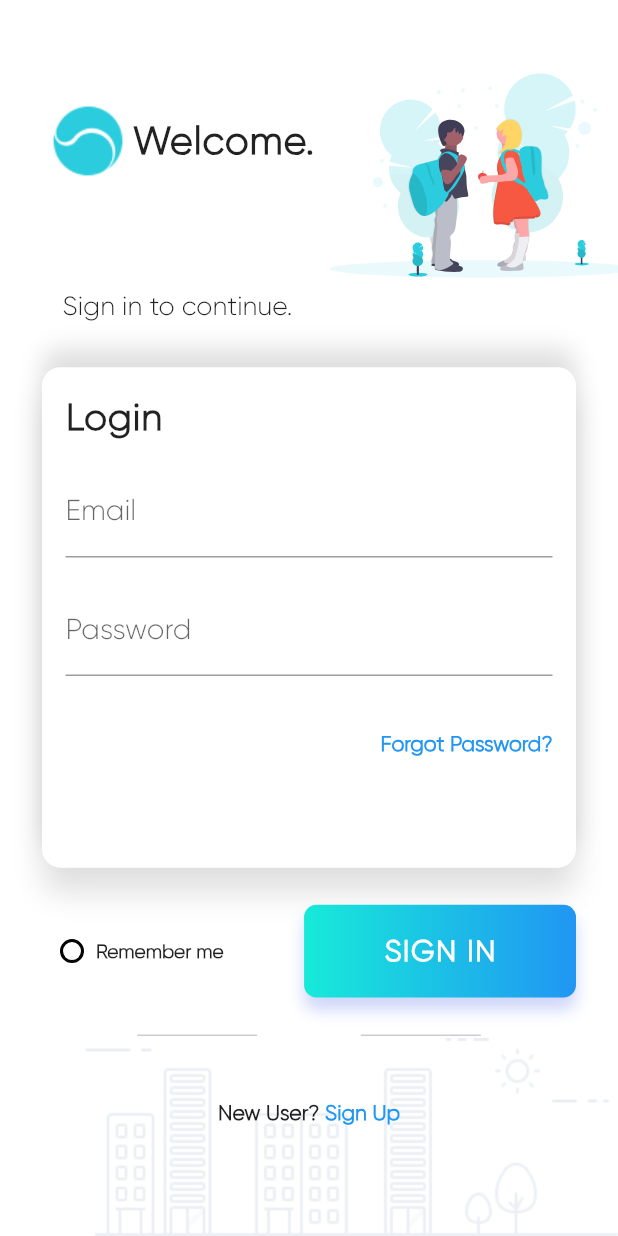
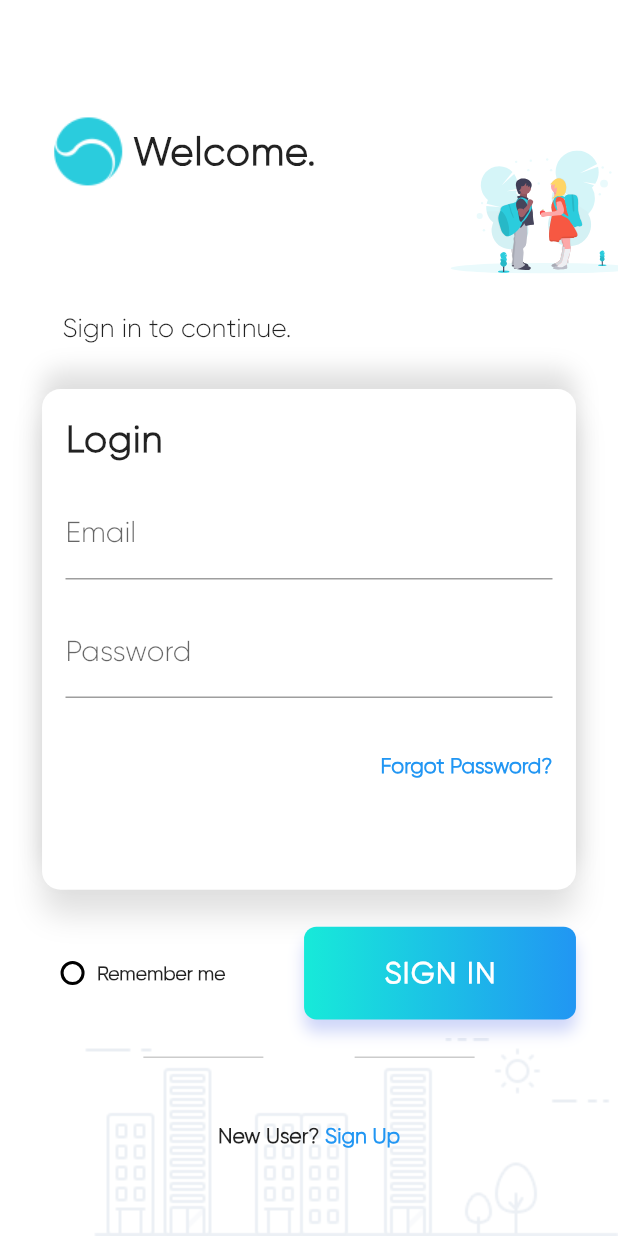
Before and after one commit to carlisle-xiv/SoftwareEngAss, a Flutter app: the screen it shows after launch, on a phone screen of 412 x 824 dp. Run offline on Flutter 3.47's test engine with Material 2 defaults, Android fonts, the phone set to English and light mode, and no system bars; our stand-ins replace flutter_screenutil, flutter_svg; missing offline and left inert: back_button_interceptor, flutter_vlc_player, slide_container.

Commit message:
Update login_screen.dart

```diff
--- a/lib/screens/login_screen.dart
+++ b/lib/screens/login_screen.dart
@@ -1,6 +1,5 @@
 import 'package:flutter/cupertino.dart';
 import 'package:flutter/material.dart';
-import 'package:flutter_screenutil/flutter_screenutil.dart';
 import 'package:flutter_svg/flutter_svg.dart';
 import 'package:gods_eye/components/horizontal_line.dart';
 import 'package:gods_eye/components/form_card.dart';
@@ -26,9 +25,10 @@ class _LoginScreenState extends State<LoginScreen> {
 
   @override
   Widget build(BuildContext context) {
-    ScreenUtil.instance = ScreenUtil.getInstance()..init(context);
-    ScreenUtil.instance =
-        ScreenUtil(width: 750, height: 1334, allowFontScaling: true);
+    double screenWidth = MediaQuery.of(context).size.width;
+    double screenHeight = MediaQuery.of(context).size.height;
+    TextTheme textTheme = Theme.of(context).textTheme;
+
     return new Scaffold(
       backgroundColor: Colors.white,
       resizeToAvoidBottomPadding: true,
@@ -37,12 +37,12 @@ class _LoginScreenState extends State<LoginScreen> {
           fit: StackFit.expand,
           children: <Widget>[
             Positioned(
-              right: ScreenUtil.getInstance().setSp(-20),
-              top: ScreenUtil.getInstance().setSp(28),
+              right: screenWidth * -0.026,
+              top: screenHeight * 0.023,
               child: SvgPicture.asset(
                 'images/login_background.svg',
-                height: ScreenUtil.getInstance().setSp(370),
-                width: ScreenUtil.getInstance().setSp(370),
+                height: screenHeight * 0.297,
+                width: screenWidth * 0.297,
               ),
             ),
             Positioned(
@@ -53,7 +53,11 @@ class _LoginScreenState extends State<LoginScreen> {
             SingleChildScrollView(
               physics: BouncingScrollPhysics(),
               child: Padding(
-                padding: EdgeInsets.only(left: 28.0, right: 28.0, top: 60.0),
+                padding: EdgeInsets.only(
+                  left: screenWidth * 0.068,
+                  right: screenWidth * 0.068,
+                  top: screenHeight * 0.088,
+                ),
                 child: Column(
                   crossAxisAlignment: CrossAxisAlignment.start,
                   children: <Widget>[
@@ -61,53 +65,57 @@ class _LoginScreenState extends State<LoginScreen> {
                       children: <Widget>[
                         Image.asset(
                           "images/ball.png",
-                          width: ScreenUtil.getInstance().setWidth(110),
-                          height: ScreenUtil.getInstance().setHeight(110),
+                          width: screenWidth * 0.147,
+                          height: screenWidth * 0.138,
                         ),
-                        Text("Welcome.",
-                            style: TextStyle(
-                                fontSize: ScreenUtil.getInstance().setSp(47),
-                                letterSpacing: .6,
-                                fontWeight: FontWeight.w900)),
+                        Text(
+                          "Welcome.",
+                          style: textTheme.headline.copyWith(
+                              letterSpacing: .6,
+                              fontWeight: FontWeight.w900,
+                              fontSize: 26),
+                        ),
                       ],
                     ),
                     Padding(
                       padding: EdgeInsets.only(
-                          top: ScreenUtil.getInstance().setSp(120),
-                          left: ScreenUtil.getInstance().setSp(25)),
-                      child: Text('Sign in to continue.',
-                          style: TextStyle(
-                              fontSize: ScreenUtil.getInstance().setSp(32),
-                              fontWeight: FontWeight.w500)),
+                          top: screenHeight * 0.0965,
+                          left: screenWidth * 0.033),
+                      child: Text(
+                        'Sign in to continue.',
+                        style: textTheme.title.copyWith(fontSize: 17.5),
+                      ),
                     ),
                     SizedBox(
-                      height: ScreenUtil.getInstance().setHeight(50),
+                      height: screenHeight * 0.037,
                     ),
                     FormCard(
                       text: 'Login',
                       showForgot: true,
                     ),
-                    SizedBox(height: ScreenUtil.getInstance().setHeight(40)),
+                    SizedBox(
+                      height: screenHeight * 0.03,
+                    ),
                     Row(
                       mainAxisAlignment: MainAxisAlignment.spaceBetween,
                       children: <Widget>[
                         Row(
                           children: <Widget>[
                             SizedBox(
-                              width: 12.0,
+                              width: screenWidth * 0.03,
                             ),
                             GestureDetector(
                               onTap: _radio,
                               child: radioButton(_isSelected),
                             ),
                             SizedBox(
-                              width: 8.0,
+                              width: screenWidth * 0.02,
                             ),
                             Text("Remember me",
-                                style: TextStyle(
-                                  fontSize: ScreenUtil.getInstance().setSp(23),
-                                  fontWeight: FontWeight.w600,
-                                ))
+                                style: textTheme.body1.copyWith(
+                                    fontSize: 12.7,
+                                    fontWeight: FontWeight.w700,
+                                    letterSpacing: .005))
                           ],
                         ),
                         RoundedButton(
@@ -119,36 +127,39 @@ class _LoginScreenState extends State<LoginScreen> {
                       ],
                     ),
                     SizedBox(
-                      height: ScreenUtil.getInstance().setHeight(40),
+                      height: screenHeight * 0.03,
                     ),
                     Row(
                       mainAxisAlignment: MainAxisAlignment.center,
                       children: <Widget>[
                         horizontalLine(),
                         SizedBox(
-                          width: ScreenUtil.getInstance().setHeight(60),
+                          width: screenWidth * 0.07,
                         ),
                         horizontalLine()
                       ],
                     ),
                     SizedBox(
-                      height: ScreenUtil.getInstance().setHeight(70),
+                      height: screenHeight * 0.053,
                     ),
                     Row(
                       mainAxisAlignment: MainAxisAlignment.center,
                       children: <Widget>[
                         Text(
                           "New User? ",
-                          style: TextStyle(fontWeight: FontWeight.w600),
+                          style: textTheme.body1
+                              .copyWith(fontWeight: FontWeight.w800),
                         ),
                         InkWell(
                           onTap: () {
                             Navigator.pushNamed(context, SignUpScreen.id);
                           },
-                          child: Text("Sign Up",
-                              style: TextStyle(
-                                  color: Colors.blue,
-                                  fontWeight: FontWeight.bold)),
+                          child: Text(
+                            "Sign Up",
+                            style: textTheme.body1.copyWith(
+                                color: Colors.blue,
+                                fontWeight: FontWeight.w800),
+                          ),
                         )
                       ],
                     )
```
